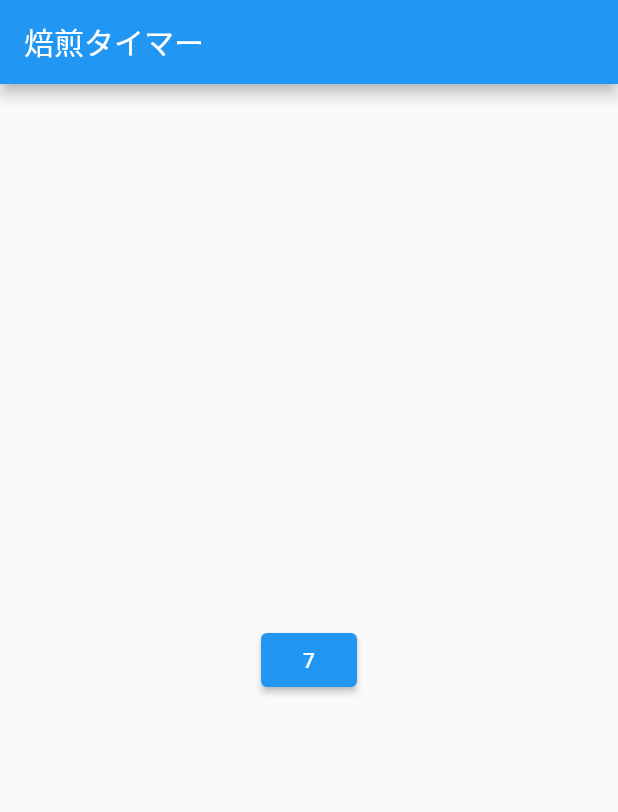
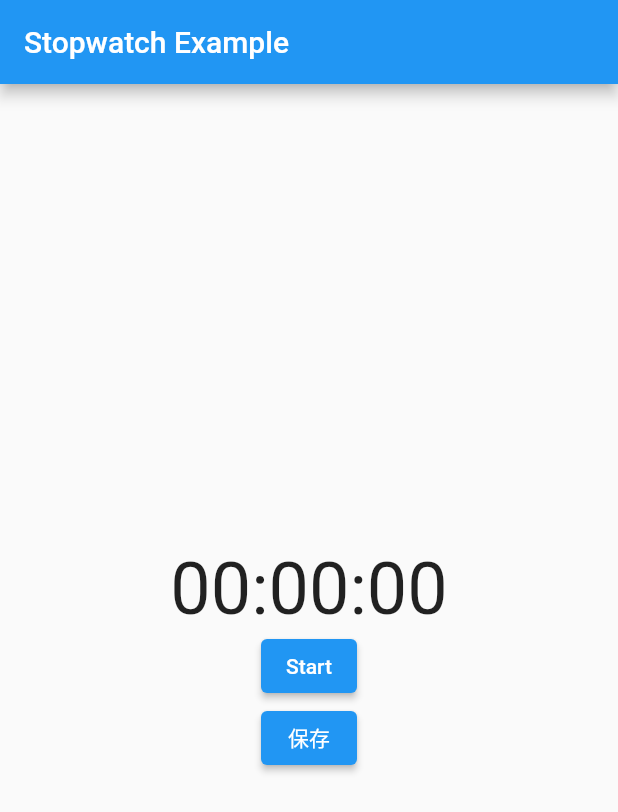
Before and after one commit to Ika-Taro/roasting_timer, a Flutter app: the screen it shows after launch, on a phone screen of 412 x 824 dp. Shown: the top 812 px of the screen. Run offline on Flutter 3.47's test engine with Material 2 defaults, Android fonts, the phone set to English and light mode, and no system bars; our stand-ins replace shared_preferences.

Commit message:
メモ機能前

```diff
--- a/lib/main.dart
+++ b/lib/main.dart
@@ -1,72 +1,83 @@
 import 'dart:async';
 import 'package:flutter/material.dart';
+import 'package:flutter/widgets.dart';
+import 'package:roasting_timer/edit.dart';
+import 'package:shared_preferences/shared_preferences.dart';
+
 
 void main() {
   runApp(const MyApp());
 }
-
+String formatTime(int milliseconds) {
+  var secs = milliseconds ~/ 1000;
+  var hours = (secs ~/ 3600).toString().padLeft(2, '0');
+  var minutes = ((secs % 3600) ~/ 60).toString().padLeft(2, '0');
+  var seconds = (secs % 60).toString().padLeft(2, '0');
+  return "$hours:$minutes:$seconds";
+}
 class MyApp extends StatelessWidget {
   const MyApp({Key? key}) : super(key: key);
 
   @override
   Widget build(BuildContext context) {
-    return MaterialApp(
-      title: '焙煎タイマー',
-      theme: ThemeData(
-        primarySwatch: Colors.blue,
-      ),
-      home: const MyHomePage(),
-    );
+    return const MaterialApp(title: 'Stopwatch Example', home: StopwatchPage());
   }
 }
-
-class MyHomePage extends StatefulWidget {
-  const MyHomePage({Key? key}) : super(key: key);
+class StopwatchPage extends StatefulWidget {
+  const StopwatchPage({Key? key}) : super(key: key);
 
   @override
-  State<MyHomePage> createState() => _MyHomePageState();
+  _StopwatchPageState createState() => _StopwatchPageState();
 }
-
-class _MyHomePageState extends State<MyHomePage> {
-  // カウンター
-  int _timer = 0;
-
+class _StopwatchPageState extends State<StopwatchPage> {
+  late Stopwatch _stopwatch;
+  late Timer _timer;
 
   @override
   void initState() {
     super.initState();
-    // 1. Timer.periodic : 新しい繰り返しタイマーを作成します
-    // 1秒ごとに _counterを1ずつ足していく
-    Timer.periodic(
-      // 第一引数：繰り返す間隔の時間を設定
-      const Duration(seconds: 1),
-      // 第二引数：その間隔ごとに動作させたい処理を書く
-          (Timer timer) {
-        _timer++;
+    _stopwatch = Stopwatch();
+    // re-render every 30ms
+    _timer = Timer.periodic(const Duration(milliseconds: 30), (timer) {
       setState(() {});
-      },
-    );
+    });
+  }
+  @override
+  void dispose() {
+    _timer.cancel();
+    super.dispose();
   }
 
-
+  void handleStartStop() {
+    if (_stopwatch.isRunning) {
+      _stopwatch.stop();
+    } else {
+      _stopwatch.start();
+    }
+    setState(() {});    // re-render the page
+  }
   @override
   Widget build(BuildContext context) {
     return Scaffold(
-      appBar: AppBar(
-        title: const Text('焙煎タイマー'),
-      ),
+      appBar: AppBar(title: const Text('Stopwatch Example')),
       body: Center(
-        child: ElevatedButton(
+        child: Column(
+          mainAxisAlignment: MainAxisAlignment.center,
+          children: <Widget>[
+            Text(formatTime(_stopwatch.elapsedMilliseconds), style: const TextStyle(fontSize: 48.0)),
+            ElevatedButton(onPressed: handleStartStop, child: Text(_stopwatch.isRunning ? 'Stop' : 'Start')),
+            ElevatedButton(
               onPressed: () {
-
                 Navigator.push(
                   context,
                   MaterialPageRoute(builder: (context) {
-                return SecondPage(_timer.toString());
+                    return SecondPage(_stopwatch.elapsed.toString());
                   }),
                 );
               },
-          child: Text(_timer.toString()),
+              child: const Text('保存'),
+            ),
+          ],
         ),
       ),
     );
@@ -75,17 +86,17 @@ class _MyHomePageState extends State<MyHomePage> {
 
 class SecondPage extends StatelessWidget {
   SecondPage(this.name);
+
   final String name;
 
+  @override
   Widget build(BuildContext context) {
     return Scaffold(
         appBar: AppBar(title: const Text("Second Page")),
-      body: Center(
-        child: ElevatedButton(
-          onPressed: () {
-            Navigator.pop(context);
-          },
-          child: Text(name),
+        body: Center()
+          child: Card(
+            child: Column(
+              title: Text(name),
             ),
           ),
         );
--- a/pubspec.yaml
+++ b/pubspec.yaml
@@ -30,6 +30,7 @@ dependencies:
   flutter:
     sdk: flutter
   intl: ^0.15.8
+  shared_preferences: ^0.5.3
 
 
   # The following adds the Cupertino Icons font to your application.
```
Also changed, not shown: lib/edit.dart (added, +41 -0 lines), pubspec.lock, 3 other files. Lines whose indentation alone changed are shown as unchanged.
